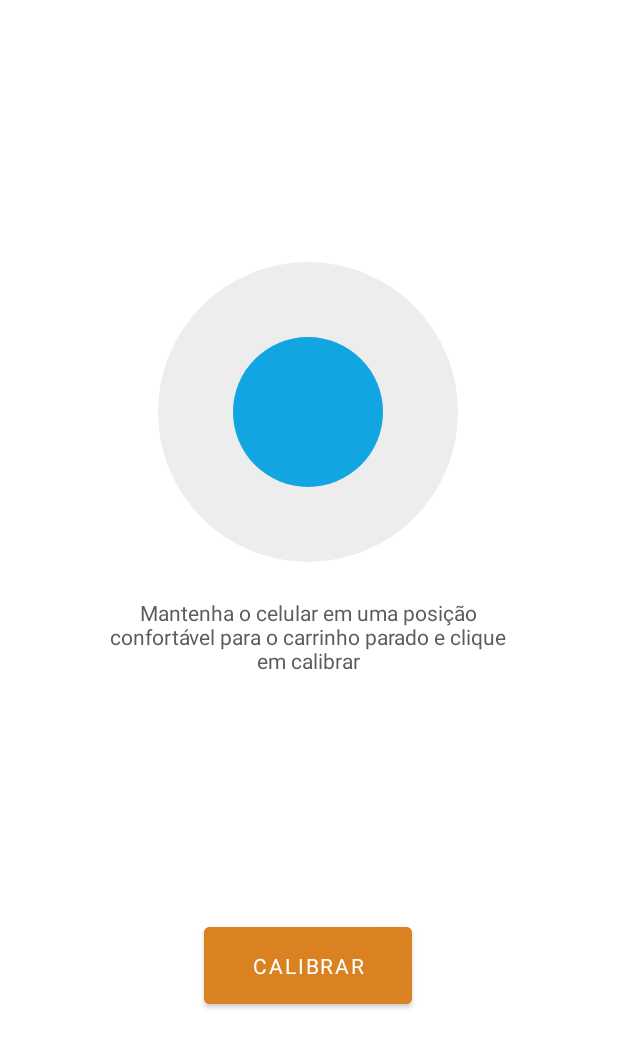
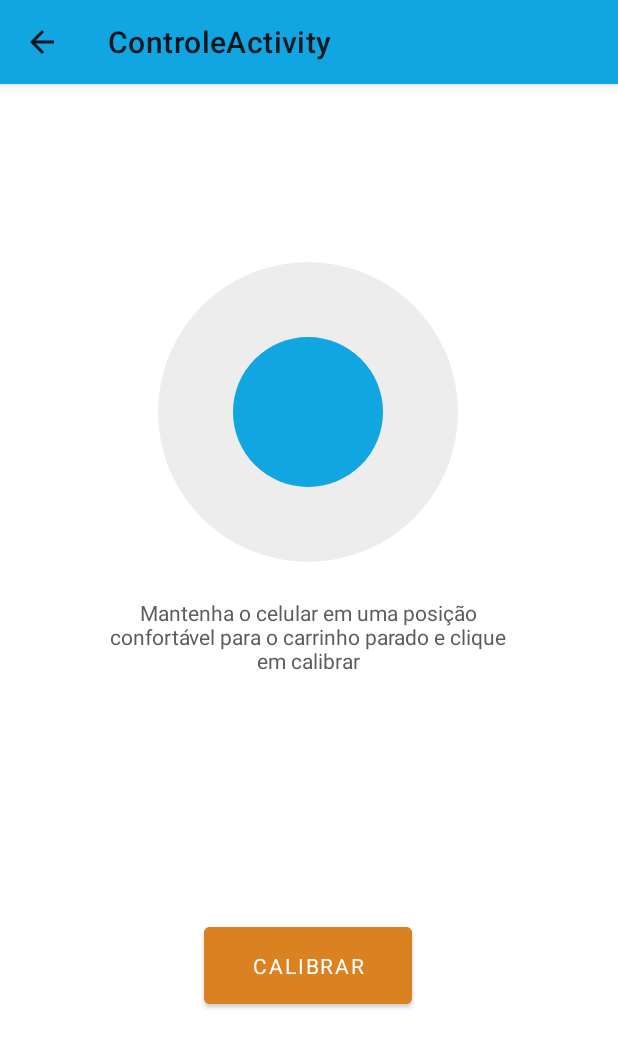
Before and after one commit to leosole/ProjetoIntegrado, an Android app: the ControleActivity screen opened directly, with no data from a screen before it, on a phone screen of 412 x 824 dp. Shown: the top 1048 px of the screen. Run offline under Robolectric (Android 15) with nearby library versions, the phone set to English and light mode, and no system bars; our stand-ins replace data binding; Roboto replaces fonts that are not available here.

Commit message:
barra superior na tela de controle

```diff
--- a/app/src/main/AndroidManifest.xml
+++ b/app/src/main/AndroidManifest.xml
@@ -1,5 +1,6 @@
 <?xml version="1.0" encoding="utf-8"?>
 <manifest xmlns:android="http://schemas.android.com/apk/res/android"
+    xmlns:app="http://schemas.android.com/apk/res-auto"
     package="com.ufrj.projetointegrado">
 
     <uses-permission android:name="android.permission.BLUETOOTH" />
@@ -14,16 +15,16 @@
         android:theme="@style/Theme.ProjetoIntegrado">
         <activity
             android:name=".ControleActivity"
+            android:id="@+id/controle"
             android:label="@string/title_activity_controle"
             android:parentActivityName=".MainActivity"
             android:screenOrientation="portrait">
-        android:theme="@style/Theme.ProjetoIntegrado.NoActionBar"></activity>
+        </activity>
         <activity
             android:name=".MainActivity"
             android:screenOrientation="portrait">
             <intent-filter>
                 <action android:name="android.intent.action.MAIN" />
-
                 <category android:name="android.intent.category.LAUNCHER" />
             </intent-filter>
         </activity>
--- a/app/src/main/java/com/ufrj/projetointegrado/ControleActivity.kt
+++ b/app/src/main/java/com/ufrj/projetointegrado/ControleActivity.kt
@@ -46,7 +46,8 @@ class ControleActivity : AppCompatActivity(), SensorEventListener {
                 SensorManager.SENSOR_DELAY_UI
             )
         }
-
+        setSupportActionBar(binding.myToolbar)
+        supportActionBar!!.setDisplayHomeAsUpEnabled(true)
         binding.buttonCalibrate.setOnClickListener {
             calibrate = true
         }
--- a/app/src/main/java/com/ufrj/projetointegrado/btOff.kt
+++ b/app/src/main/java/com/ufrj/projetointegrado/btOff.kt
@@ -37,8 +37,8 @@ class btOff : Fragment(){
 //            requireFragmentManager().popBackStack(null, FragmentManager.POP_BACK_STACK_INCLUSIVE)
 //            view.findNavController().navigate(R.id.action_btOff_to_controle)  //  Troca de tela
             val navController = this.findNavController()
-            navController.popBackStack(R.id.inicio, false);
             (activity as MainActivity?)?.startControle()
+            navController.popBackStack(R.id.inicio, false)
         }
         return binding.root
     }
--- a/app/src/main/res/layout/activity_controle.xml
+++ b/app/src/main/res/layout/activity_controle.xml
@@ -10,6 +10,16 @@
         android:background="@color/white"
         android:elevation="1dp"
         tools:context=".MainActivity">
+
+        <androidx.appcompat.widget.Toolbar
+            android:id="@+id/my_toolbar"
+            android:layout_width="match_parent"
+            android:layout_height="?attr/actionBarSize"
+            android:background="?attr/colorPrimary"
+            android:elevation="4dp"
+            android:theme="@style/ThemeOverlay.AppCompat.ActionBar"
+            app:layout_constraintTop_toTopOf="parent"
+            app:popupTheme="@style/ThemeOverlay.MyTheme" />
 
         <androidx.constraintlayout.widget.Guideline
             android:id="@+id/guideline3"
```
